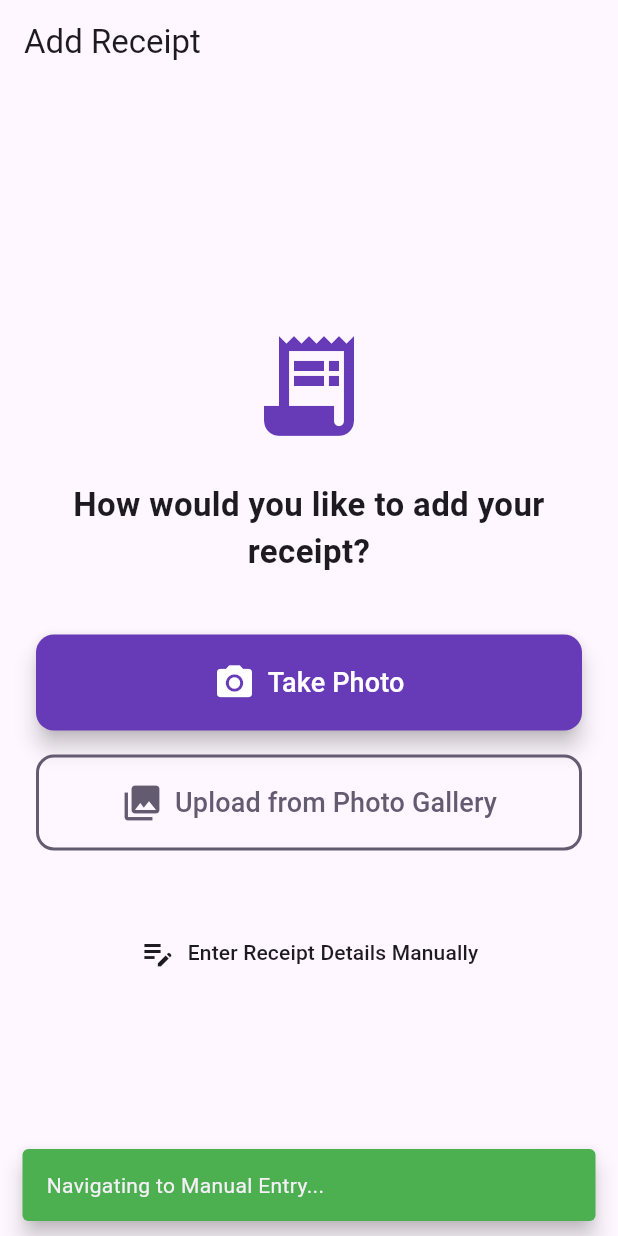
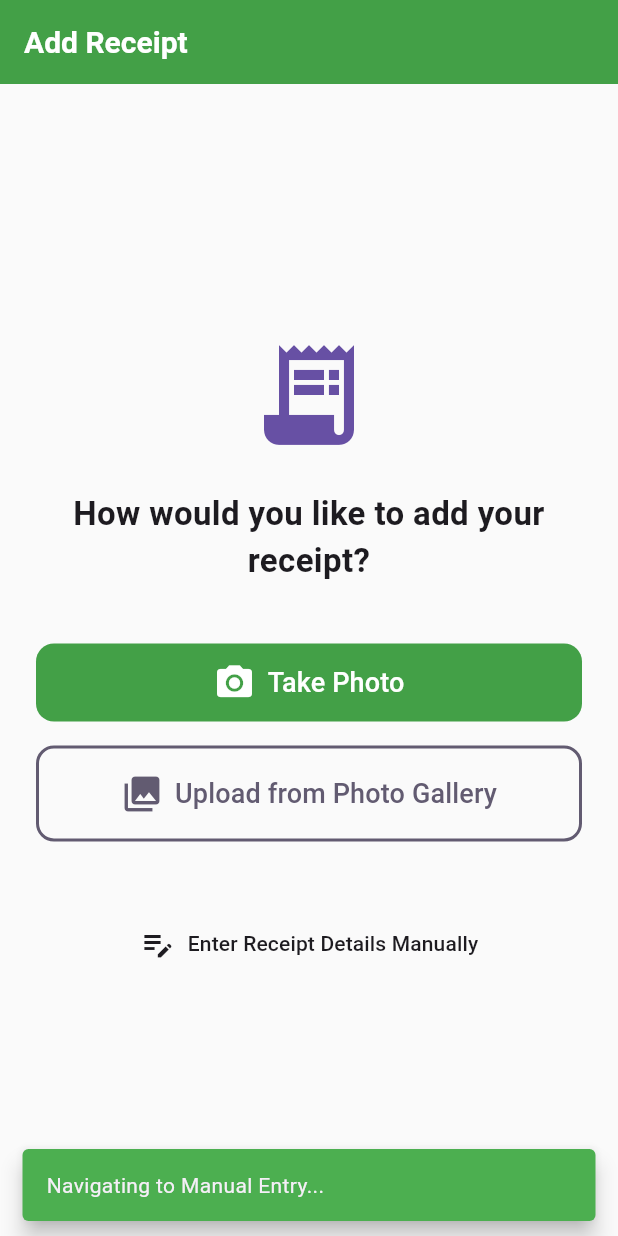
Before and after one commit to mofetaiwo/numi, a Flutter app: the PermissionsPage screen opened directly, after a tap on "Enter Receipt Details Manually", on a phone screen of 412 x 824 dp. Run offline on Flutter 3.47's test engine with Material 3 defaults, Android fonts, the phone set to English and light mode, and no system bars; our stand-ins replace camera, cloud_firestore, image_picker, permission_handler; missing offline and left inert: flutter_tesseract_ocr; accounts and stored records are empty; Roboto replaces fonts that are missing (Poppins).

Commit message:
optimizing OCR and cleaning code

```diff
--- a/lib/viewmodels/receipt_scanner/permissions_viewmodel.dart
+++ b/lib/viewmodels/receipt_scanner/permissions_viewmodel.dart
@@ -19,9 +19,6 @@
   // Using the injected service for Tesseract operations
   final TesseractService _ocrService = TesseractService();
 
-  bool _isCheckingPermissions = true;
-  bool get isCheckingPermissions => _isCheckingPermissions;
-
   bool _isProcessing = false; // State for showing OCR loading overlay
   bool get isProcessing => _isProcessing;
 
@@ -36,7 +33,7 @@
 
   @override
   void dispose() {
-    _isDisposed = true; // Set the flag when disposed
+    _isDisposed = true;
     super.dispose();
   }
 
@@ -87,36 +84,18 @@
     }
   }
 
-  /// Checks the initial camera permission state upon entering the page.
-  /// It requests the permission if it's currently denied.
-  Future<PermissionActionOutcome> checkInitialPermissions() async {
-    _isCheckingPermissions = true;
-    notifyListeners();
-
-    // Use the dedicated method for the check/request
-    final result = await requestCameraPermission();
-
-    _isCheckingPermissions = false;
-    notifyListeners();
-
-    return result;
-  }
-
   /// Handles the camera capture file path and runs the OCR process.
   Future<PermissionActionOutcome> runOcrOnCapture(String imagePath) async {
     _setProcessing(true);
     _errorMessage = null;
     try {
-      // 1. Set initial processing state (showing 'Processing...' on next screen)
+      // Set initial processing state (showing 'Processing...' on next screen)
       setInitialProcessingState(imagePath);
 
-      // 2. Initialize Tesseract
       await _ocrService.initializeTesseract();
 
-      // 3. Run OCR
+      // Run OCR
       final rawOcrText = await _ocrService.runOcr(imagePath);
-
-      // 4. Parse the OCR result into ReceiptModel
       _selectedReceipt = _ocrService.parseOcrResult(rawOcrText, imagePath);
 
       _setProcessing(false);
@@ -143,7 +122,6 @@
     }
 
     if (status.isPermanentlyDenied || status.isRestricted) {
-      // Inform view
       _errorMessage = 'Photo Gallery access permanently denied.';
       return PermissionActionOutcome.permanentlyDenied;
     }
@@ -165,7 +143,6 @@
       if (image != null) {
         final imagePath = image.path;
 
-        // Use the existing OCR logic
         return runOcrOnCapture(imagePath);
 
       } else {
--- a/lib/views/receipt_scanner/permissions_view.dart
+++ b/lib/views/receipt_scanner/permissions_view.dart
@@ -1,5 +1,4 @@
 import 'package:flutter/material.dart';
-import 'package:flutter/scheduler.dart';
 import 'package:permission_handler/permission_handler.dart';
 import 'camera_view.dart';
 import 'receipt_verification.dart';
@@ -25,11 +24,6 @@
   void initState() {
     super.initState();
     _viewModel.addListener(_onViewModelChanged);
-
-    // Check permissions immediately after the first frame is built
-    SchedulerBinding.instance.addPostFrameCallback((_) {
-      _initialPermissionCheck();
-    });
   }
 
   @override
@@ -41,10 +35,6 @@
 
   void _onViewModelChanged() {
     setState(() {});
-  }
-
-  Future<void> _initialPermissionCheck() async {
-    await _viewModel.checkInitialPermissions();
   }
 
   /// When user presses "Take Photo" button
@@ -132,31 +122,72 @@
   }
 
   void _showSettingsPrompt(BuildContext context, String resourceName) {
+    final colorScheme = Theme.of(context).colorScheme;
+
+    // content of widget
     showDialog(
       context: context,
-      builder: (BuildContext context) {
-        final colorScheme = Theme.of(context).colorScheme;
+      builder: (BuildContext dialogContext) {
         return AlertDialog(
-          shape: RoundedRectangleBorder(borderRadius: BorderRadius.circular(15.0)),
-          title: Text('$resourceName Access Required', style: TextStyle(color: colorScheme.error)),
+          shape: RoundedRectangleBorder(borderRadius: BorderRadius.circular(20)),
+
+          title: Column(
+            children: [
+              Icon(
+                Icons.no_photography_rounded,
+                size: 40,
+                color: colorScheme.error,
+              ),
+              const SizedBox(height: 12),
+              Text(
+                '$resourceName Access Blocked',
+                style: TextStyle(
+                  fontWeight: FontWeight.bold,
+                  color: colorScheme.onSurface,
+                ),
+                textAlign: TextAlign.center,
+              ),
+            ],
+          ),
+
           content: Text(
-            'We need access to your $resourceName to scan receipts. Please enable permission in settings or upload your receipt manually.',
+            'Permission is required for the Receipt Scanner feature to work. Please open settings to enable access, or choose to enter your receipt details manually.',
+            textAlign: TextAlign.center,
+            style: TextStyle(
+              color: colorScheme.onSurfaceVariant,
+              fontSize: 15,
+            ),
           ),
+
+          // Aligning content of widget
           actions: <Widget>[
+            // Secondary action (TextButton)
             TextButton(
-              child: const Text('Cancel'),
               onPressed: () {
-                Navigator.of(context).pop();
+                Navigator.of(dialogContext).pop();
+                _navigateToManualEntry(context);
               },
+              child: const Text('Manual Input'),
             ),
-            TextButton(
-              child: Text('Open Settings', style: TextStyle(color: colorScheme.primary)),
+
+            // Primary action (ElevatedButton)
+            ElevatedButton(
               onPressed: () {
+                Navigator.of(dialogContext).pop();
                 openAppSettings();
-                Navigator.of(context).pop();
               },
+              style: ElevatedButton.styleFrom(
+                backgroundColor: colorScheme.primary,
+                foregroundColor: colorScheme.onPrimary,
+                elevation: 4,
+                padding: const EdgeInsets.symmetric(horizontal: 16, vertical: 12),
+              ),
+              child: const Text('Open Settings'),
             ),
           ],
+          contentPadding: const EdgeInsets.fromLTRB(24, 16, 24, 0),
+          titlePadding: const EdgeInsets.only(top: 24, left: 24, right: 24),
+          actionsPadding: const EdgeInsets.all(16),
         );
       },
     );
@@ -164,10 +195,6 @@
 
   @override
   Widget build(BuildContext context) {
-    // Show loading indicator while the initial check is running
-    if (_viewModel.isCheckingPermissions) {
-      return const _ReceiptScannerLoading(title: 'Checking Permissions');
-    }
 
     final colorScheme = Theme.of(context).colorScheme;
 
@@ -204,16 +231,7 @@
               ElevatedButton.icon(
                 onPressed: _handleCameraTap,
                 icon: const Icon(Icons.photo_camera, size: 28),
-                label: const Text('Take Photo', style: TextStyle(fontSize: 18)),
-                style: ElevatedButton.styleFrom(
-                  backgroundColor: colorScheme.primary,
-                  foregroundColor: colorScheme.onPrimary,
-                  elevation: 6,
-                  shape: RoundedRectangleBorder(
-                    borderRadius: BorderRadius.circular(12),
-                  ),
-                  padding: const EdgeInsets.symmetric(horizontal: 24, vertical: 18),
-                ),
+                label: const Text('Take Photo', style: TextStyle(fontSize: 18))
               ),
               const SizedBox(height: 16),
 
@@ -243,17 +261,6 @@
                   padding: const EdgeInsets.symmetric(vertical: 16),
                 ),
               ),
-
-              // ViewModel Error Display
-              if (_viewModel.errorMessage != null && !_viewModel.isCheckingPermissions)
-                Padding(
-                  padding: const EdgeInsets.only(top: 20.0),
-                  child: Text(
-                    'Error: ${_viewModel.errorMessage}',
-                    textAlign: TextAlign.center,
-                    style: TextStyle(color: colorScheme.error),
-                  ),
-                ),
             ],
           ),
         ),
@@ -261,56 +268,3 @@
     );
   }
 }
-
-// Loading widget for when _checkingPermissions is true
-class _ReceiptScannerLoading extends StatelessWidget {
-  final String title;
-  const _ReceiptScannerLoading({required this.title});
-
-  @override
-  Widget build(BuildContext context) {
-    final colorScheme = Theme.of(context).colorScheme;
-    return Scaffold(
-      body: Container(
-        color: colorScheme.surface,
-        child: Center(
-          child: Padding(
-            padding: const EdgeInsets.all(40.0),
-            child: Column(
-              mainAxisAlignment: MainAxisAlignment.center,
-              children: [
-                Icon(Icons.cached, size: 80, color: colorScheme.secondary),
-                const SizedBox(height: 24),
-                Text(
-                  title,
-                  style: TextStyle(
-                    fontSize: 28,
-                    fontWeight: FontWeight.bold,
-                    color: colorScheme.onSurface,
-                  ),
-                  textAlign: TextAlign.center,
-                ),
-                const SizedBox(height: 16),
-                LinearProgressIndicator(
-                  minHeight: 8,
-                  borderRadius: BorderRadius.circular(4),
-                  backgroundColor: colorScheme.secondaryContainer,
-                  color: colorScheme.secondary,
-                ),
-                const SizedBox(height: 16),
-                Text(
-                  'Preparing receipt scanner and checking existing permissions.',
-                  style: TextStyle(
-                    fontSize: 16,
-                    color: colorScheme.onSurface.withValues(),
-                  ),
-                  textAlign: TextAlign.center,
-                ),
-              ],
-            ),
-          ),
-        ),
-      ),
-    );
-  }
-}
--- a/lib/views/receipt_scanner/receipt_verification.dart
+++ b/lib/views/receipt_scanner/receipt_verification.dart
@@ -331,12 +331,6 @@
             )
           : const Icon(Icons.check_circle_outline),
       label: Text(vm.isLoading ? 'Saving...' : 'Save Transaction'),
-      style: ElevatedButton.styleFrom(
-        backgroundColor: Theme.of(context).colorScheme.primary,
-        foregroundColor: Theme.of(context).colorScheme.onPrimary,
-        padding: const EdgeInsets.symmetric(vertical: 16),
-        shape: RoundedRectangleBorder(borderRadius: BorderRadius.circular(12)),
-      ),
     );
   }
 }
--- a/pubspec.yaml
+++ b/pubspec.yaml
@@ -48,6 +48,7 @@
   camera: ^0.10.5
   image_picker: ^1.0.4
   flutter_tesseract_ocr: ^0.4.20
+  image: ^4.1.7
 
   # Storage
   shared_preferences: ^2.2.2
```
Also changed, not shown: lib/main.dart (+4 -5 lines), lib/services/receipt_ocr_service.dart (+41 -16 lines), pubspec.lock.
